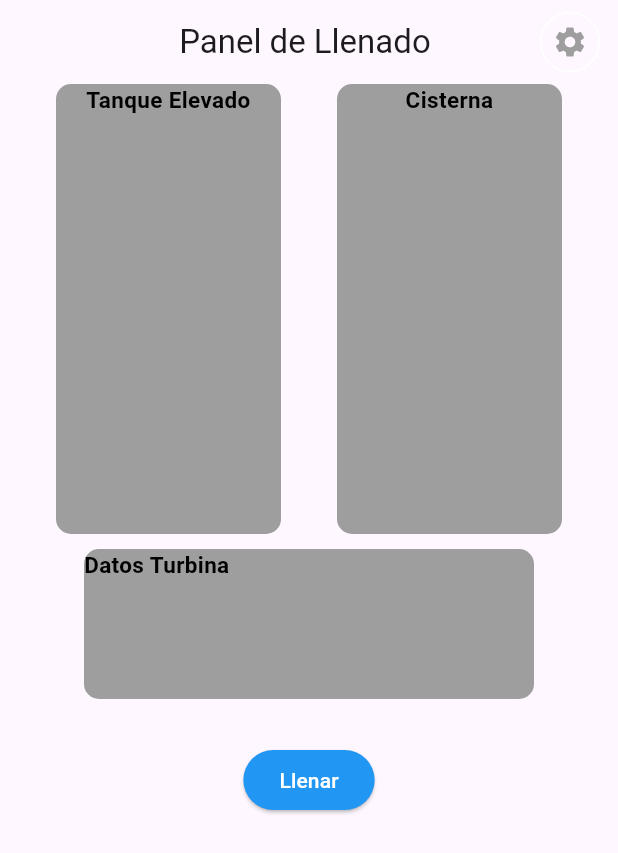
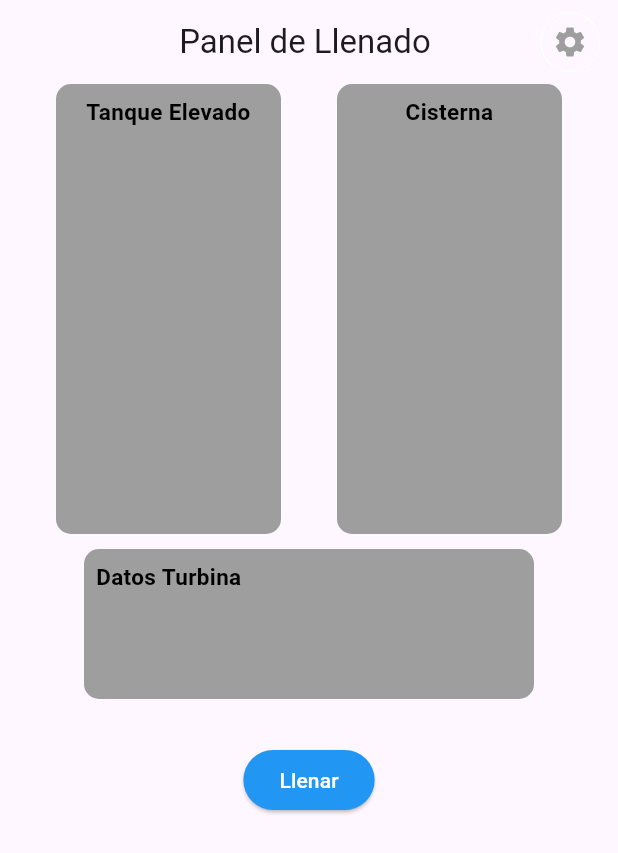
Before and after one commit to JoseYulier/encendido_remoto, a Flutter app: the screen it shows after launch, on a phone screen of 412 x 824 dp. Shown: the top 853 px of the screen. Run offline on Flutter 3.47's test engine with Material 3 defaults, Android fonts, the phone set to English and light mode, and no system bars.

Commit message:
add a padding to all text in the app

```diff
--- a/lib/views/screens/home_page.dart
+++ b/lib/views/screens/home_page.dart
@@ -41,13 +41,16 @@ class HomePage extends StatelessWidget {
                     borderRadius: BorderRadius.all(Radius.circular(10.0))),
                 width: 150,
                 height: 300,
-                child: const Text(
+                child: const Padding(
+                  padding: EdgeInsets.all(8.0),
+                  child: Text(
                     'Tanque Elevado',
                     textAlign: TextAlign.center,
                     style: TextStyle(
                         fontSize: 15,
                         color: Colors.black,
                         fontWeight: FontWeight.bold),
+                  ),
                 ),
               ),
               Container(
@@ -57,13 +60,16 @@ class HomePage extends StatelessWidget {
                     borderRadius: BorderRadius.all(Radius.circular(10.0))),
                 width: 150,
                 height: 300,
-                child: const Text(
+                child: const Padding(
+                  padding: EdgeInsets.all(8.0),
+                  child: Text(
                     'Cisterna',
                     textAlign: TextAlign.center,
                     style: TextStyle(
                         fontSize: 15,
                         color: Colors.black,
                         fontWeight: FontWeight.bold),
+                  ),
                 ),
               )
             ],
@@ -76,13 +82,16 @@ class HomePage extends StatelessWidget {
                 borderRadius: BorderRadius.all(Radius.circular(10.0))),
             width: 300,
             height: 100,
-            child: const Text(
+            child: const Padding(
+              padding: EdgeInsets.all(8.0),
+              child: Text(
                 'Datos Turbina',
                 textAlign: TextAlign.left,
                 style: TextStyle(
                     fontSize: 15,
                     color: Colors.black,
                     fontWeight: FontWeight.bold),
+              ),
             ),
           ),
           const SizedBox(height: 30),
```
Lines whose indentation alone changed are shown as unchanged.
